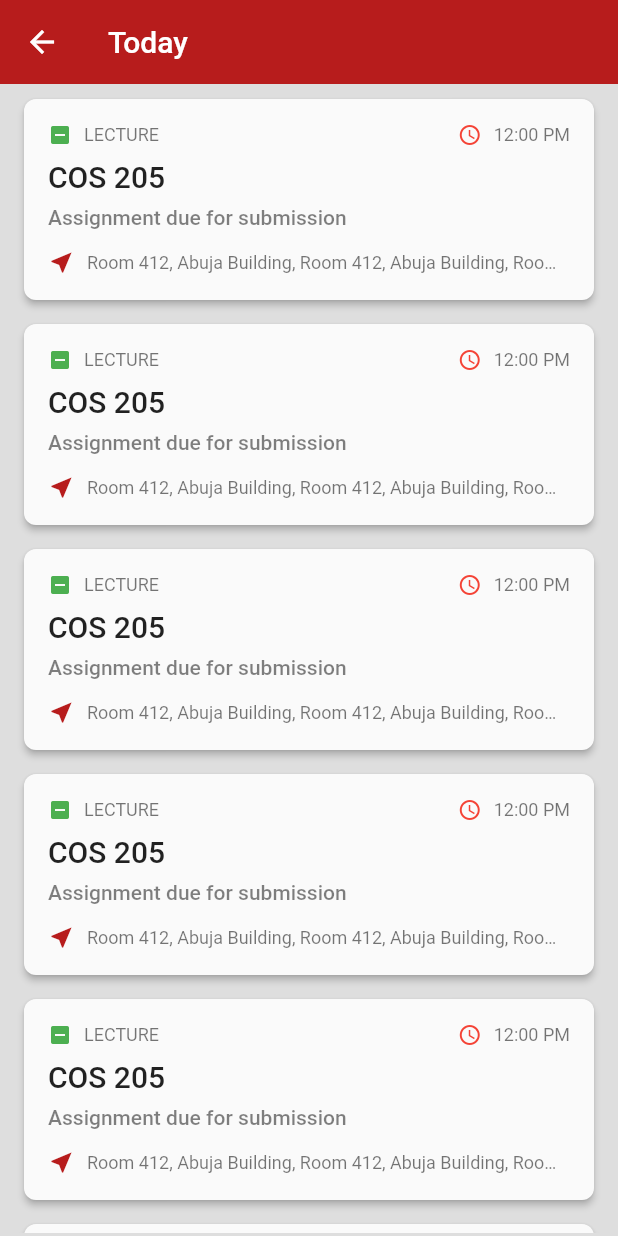
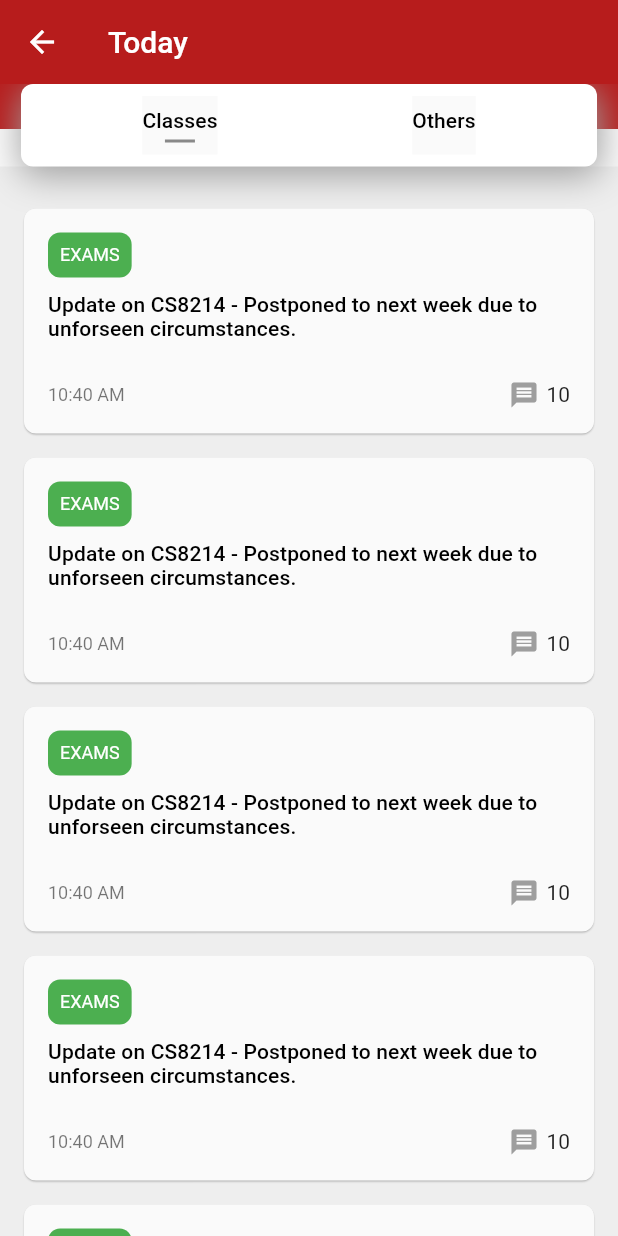
Before and after one commit to Oga-Emma/class_app, a Flutter app: the Today screen opened directly, on a phone screen of 412 x 824 dp. Run offline on Flutter 3.47's test engine with Material 2 defaults, Android fonts, the phone set to English and light mode, and no system bars; our stand-ins replace fancy_bottom_navigation, font_awesome_flutter.

Commit message:
added today screen

```diff
--- a/lib/ui/dashboard/today.dart
+++ b/lib/ui/dashboard/today.dart
@@ -1,5 +1,4 @@
-import 'package:class_app/ui/utils/dimen.dart';
-import 'package:class_app/ui/widgets/defaultAppBar.dart';
+import 'package:class_app/ui/utils/decoration_utils.dart';
 import 'package:flutter/material.dart';
 
 class Today extends StatefulWidget {
@@ -11,128 +10,160 @@ class _TodayState extends State<Today> {
   @override
   Widget build(BuildContext context) {
     return Scaffold(
-      appBar: DefaultAppBar('Today', elevation: 0.0),
+      appBar: AppBar(
+          title: Text("Today", textAlign: TextAlign.center),
+          elevation: 0.0),
       body: Container(
-        color: Colors.grey.withOpacity(0.3),
+          color: Colors.grey[200],
           child: Column(
             children: <Widget>[
-            Expanded(
-                child: Padding(
-              padding:
-                  const EdgeInsets.symmetric(horizontal: 8.0, vertical: 2.0),
-              child: ListView.builder(
-                  itemCount: 15,
-                  itemBuilder: (context, index) {
-                    return Container(
-                      height: 150.0,
-                      child: Container(
-                        margin: EdgeInsets.all(8.0),
-                        child: Material(
-                          elevation: 2.0,
-                          borderRadius: BorderRadius.all(Radius.circular(8.0)),
-                          child: Padding(
-                            padding: EdgeInsets.all(16.0),
-                            child: Column(
+              Stack(
                 children: <Widget>[
+                  Container(
+                      height: 55,
+                      color: Theme.of(context).scaffoldBackgroundColor),
+                  Container(height: 30, color: Theme.of(context).primaryColor),
+                  Container(
+                    height: 55,
+                    margin: EdgeInsets.symmetric(horizontal: 14.0),
+                    padding: EdgeInsets.symmetric(horizontal: 16.0),
+                    decoration: BoxDecoration(boxShadow: [
+                      BoxShadow(
+                          offset: Offset(1, 5),
+                          color: Colors.grey,
+                          blurRadius: 20,
+                          spreadRadius: 1)
+                    ], color: Colors.white, borderRadius: borderRadius),
+                    child: /*ListView(
+                        scrollDirection: Axis.horizontal,
+                        children: getButtons(),
+                      )*/
+
                     Row(
-                                  children: <Widget>[
-                                    Icon(Icons.indeterminate_check_box,
-                                        size: 16.0, color: Colors.green),
-                                    gap,
-                                    Text(
-                                      "LECTURE",
-                                      style:
-                                          Theme.of(context).textTheme.caption,
-                                    ),
-                                    Expanded(child: SizedBox()),
-                                    Icon(Icons.access_time,
-                                        size: 16.0,
-                                        color: Theme.of(context).accentColor),
-                                    gap,
-                                    Text(
-                                      "12:00 PM",
-                                      style:
-                                          Theme.of(context).textTheme.caption,
-                                    ),
-                                  ],
-                                ),
-                                gap,
-                                Text(
-                                  "COS 205",
-                                  style: Theme.of(context).textTheme.title,
-                                ),
-                                gap,
-                                Expanded(
-                                  child: Text(
-                                    "Assignment due for submission",
-                                    maxLines: 2,
-                                    overflow: TextOverflow.ellipsis,
-                                    style: Theme.of(context)
-                                        .textTheme
-                                        .body2
-                                        .copyWith(
-                                            color:
-                                                Colors.black.withOpacity(0.5)),
-                                  ),
-                                ),
-                                gap,
-                                Row(
-                                  children: <Widget>[
-                                    Icon(
-                                      Icons.near_me,
-                                      size: 18,
-                                      color: Theme.of(context).primaryColor,
-                                    ),
-                                    gap,
-                                    Expanded(
-                                      child: Text(
-                                        "Room 412, Abuja Building, Room 412, Abuja Building, Room 412, Abuja Building",
-                                        style:
-                                            Theme.of(context).textTheme.caption,
-                                        overflow: TextOverflow.ellipsis,
+                      mainAxisSize: MainAxisSize.max,
+                      mainAxisAlignment: MainAxisAlignment.spaceAround,
+                      // This next line does the trick.
+                      children: getButtons(),
                     ),
                   )
                 ],
+              ),
+              SizedBox(height: 20.0),
+              Expanded(
+                  child: ListView.builder(
+                      itemCount: 5,
+                      itemBuilder: (context, index) {
+                        return Container(
+                          margin: const EdgeInsets.symmetric(
+                              vertical: 8.0, horizontal: 16.0),
+                          child: Material(
+                              elevation: 0.5,
+                              shape: RoundedRectangleBorder(
+                                  borderRadius: borderRadius),
+                              child: Container(
+                                padding: const EdgeInsets.all(16.0),
+                                height: 150,
+                                child: Column(
+                                  crossAxisAlignment: CrossAxisAlignment.start,
+                                  mainAxisAlignment: MainAxisAlignment.start,
+                                  children: <Widget>[
+                                    Container(
+                                      decoration: BoxDecoration(
+                                          color: Colors.green,
+                                          borderRadius: borderRadius),
+                                      padding: EdgeInsets.all(8.0),
+                                      child: Text("EXAMS",
+                                          style: TextStyle(
+                                              fontSize: 12.0,
+                                              color: Colors.white)),
+                                    ),
+                                    SizedBox(height: 10),
+                                    Expanded(
+                                      child: Text(
+                                        'Update on CS8214 - Postponed to next week due to unforseen circumstances.',
+                                        style: Theme.of(context)
+                                            .textTheme
+                                            .subtitle,
+                                        maxLines: 2,
+                                        overflow: TextOverflow.ellipsis,
+                                      ),
+                                    ),
+                                    SizedBox(height: 10),
+                                    Row(
+                                      children: <Widget>[
+                                        Expanded(
+                                            child: Text(
+                                              '10:40 AM',
+                                              style: Theme.of(context)
+                                                  .textTheme
+                                                  .caption,
+                                            )),
+                                        Icon(
+                                          Icons.message,
+                                          size: 20,
+                                          color: Colors.grey,
+                                        ),
+                                        SizedBox(width: 5),
+                                        Text(
+                                          '10',
+                                          style: TextStyle(),
+                                        ),
+                                      ],
                                     )
                                   ],
-                              mainAxisAlignment: MainAxisAlignment.start,
-                              crossAxisAlignment: CrossAxisAlignment.start,
                                 ),
+                              )),
+                        );
+                      }))
+            ],
+          )),
+    );
+  }
+
+  List<String> categories = [
+    'Classes',
+    'Others'
+  ];
+  int selected = 0;
+
+  List<Widget> getButtons() {
+    List<Widget> list = [];
+    for (var i = 0; i < categories.length; i++) {
+      if (i == selected) {
+        list.add(getButton(i, categories[i], true));
+      } else {
+        list.add(getButton(i, categories[i], false));
+      }
+    }
+    /*var list = categories.map((title) => getButton(title, false)).toList();
+    list[selected] = getButton(categories[selected], true);*/
+    return list;
+  }
+
+  Widget getButton(int index, title, bool clicked) {
+    return Container(
+      padding: EdgeInsets.all(8.0),
+      child: Material(
+        child: InkWell(
+          onTap: () {
+            setState(() {
+              selected = index;
+            });
+          },
+          child: Column(
+            mainAxisAlignment: MainAxisAlignment.center,
+            children: <Widget>[
+              Text(title, style: Theme.of(context).textTheme.subtitle),
+              SizedBox(height: 5.0),
+              Container(
+                color: clicked ? Colors.black45 : Colors.transparent,
+                height: 2,
+                width: 20,
+              )
+            ],
           ),
         ),
       ),
     );
-                  }),
-            ))
-          ],
-        ),
-      ),
-    );
-  }
-
-  getDay(String dayOfWeek, String date, {bool selected = false}) {
-    return Container(
-      padding: EdgeInsets.symmetric(vertical: 4.0, horizontal: 8.0),
-      margin: EdgeInsets.all(4.0),
-      decoration: BoxDecoration(
-          color: selected ? Theme.of(context).primaryColor : null,
-          borderRadius: BorderRadius.all(Radius.circular(8.0))),
-      child: Column(
-        children: <Widget>[
-          Text(
-            dayOfWeek,
-            style: Theme.of(context).textTheme.caption.copyWith(
-                  color: selected ? Colors.white : null,
-                ),
-          ),
-          Text(
-            date,
-            style: Theme.of(context).textTheme.subhead.copyWith(
-                  color: selected ? Colors.white : null,
-                ),
-          ),
-        ],
-      ),
-    );
   }
 }
--- a/lib/ui/home_screen.dart
+++ b/lib/ui/home_screen.dart
@@ -17,12 +17,12 @@ class HomeScreen extends StatefulWidget {
 class _HomeScreenState extends State<HomeScreen> {
   int _selectedIndex = 1;
   final _widgetOptions = [
-    Announcement(),
+//    Announcement(),
     Today(),
     Dashboard(),
 //    Classes(),
     /*More()*/
-    AroundMe(),
+//    AroundMe(),
 //    Announcement(),
 //    AdminScreen()
   ];
```
Also changed, not shown: lib/ui/dashboard/today/Today.dart (deleted, +0 -174 lines). Lines whose indentation alone changed are shown as unchanged.
